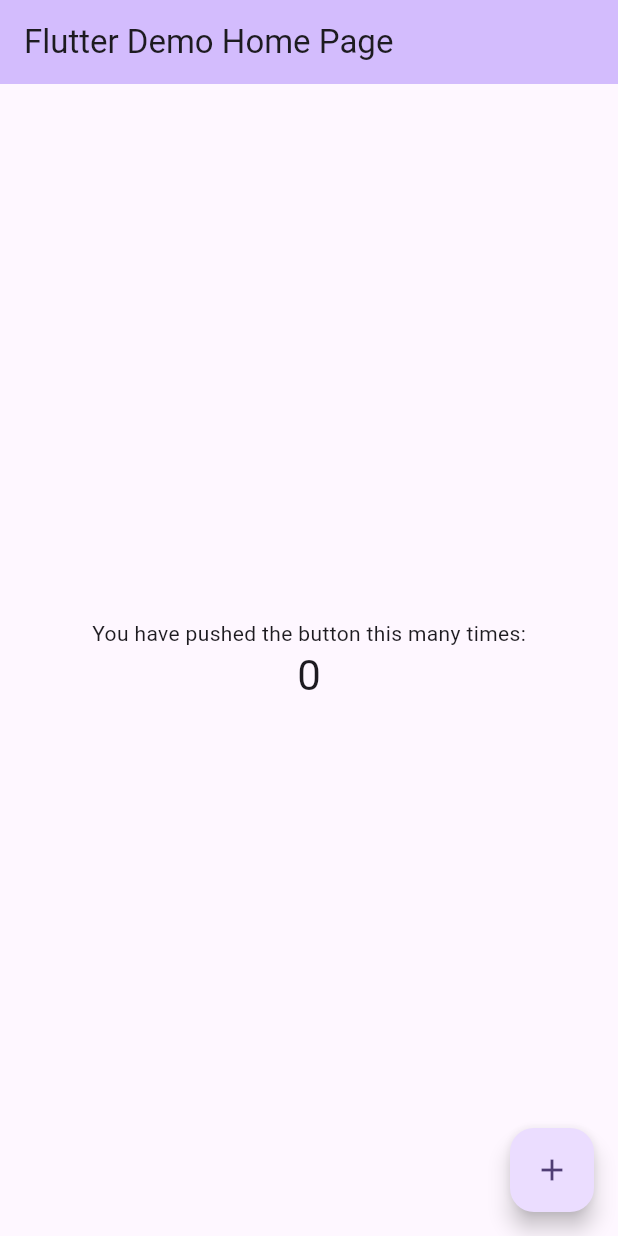
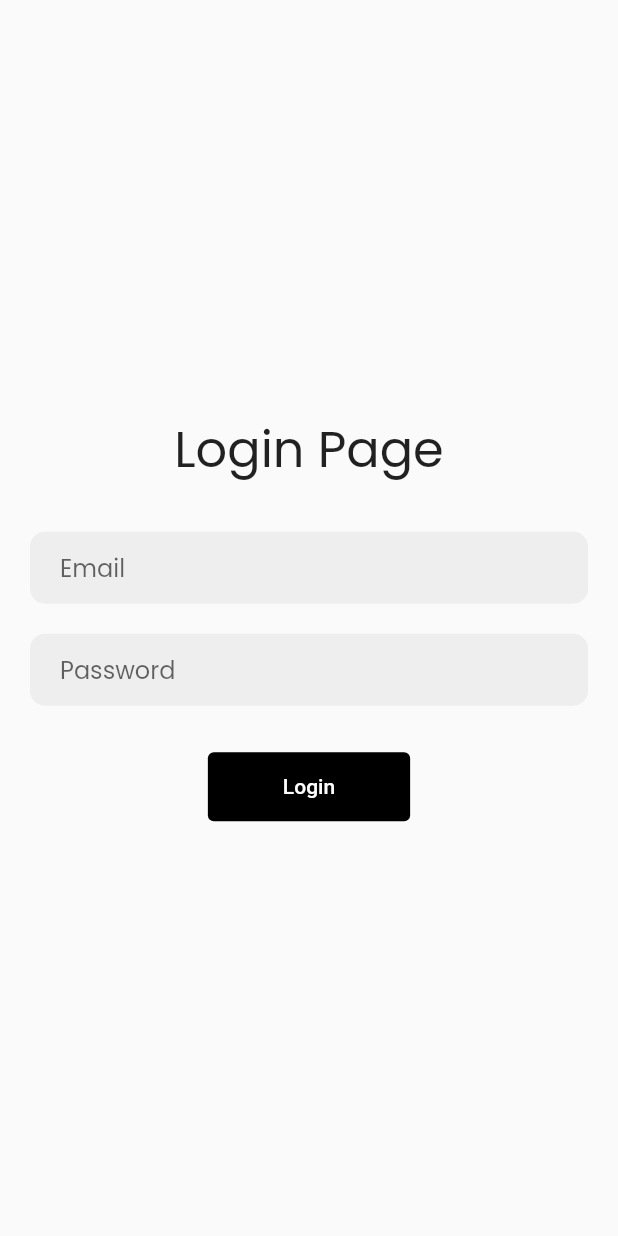
Before and after one commit to luisfe1ipe/Forum, a Flutter app: the screen it shows after launch, on a phone screen of 412 x 824 dp. Run offline on Flutter 3.47's test engine with Material 2 defaults, Android fonts, the phone set to English and light mode, and no system bars; our stand-ins replace google_fonts.

Commit message:
login page

```diff
--- a/forumapp/lib/main.dart
+++ b/forumapp/lib/main.dart
@@ -1,4 +1,5 @@
 import 'package:flutter/material.dart';
+import 'package:forumapp/views/login_page.dart';
 
 void main() {
   runApp(const MyApp());
@@ -10,116 +11,10 @@ class MyApp extends StatelessWidget {
   // This widget is the root of your application.
   @override
   Widget build(BuildContext context) {
-    return MaterialApp(
-      title: 'Flutter Demo',
-      theme: ThemeData(
-        // This is the theme of your application.
-        //
-        // TRY THIS: Try running your application with "flutter run". You'll see
-        // the application has a blue toolbar. Then, without quitting the app,
-        // try changing the seedColor in the colorScheme below to Colors.green
-        // and then invoke "hot reload" (save your changes or press the "hot
-        // reload" button in a Flutter-supported IDE, or press "r" if you used
-        // the command line to start the app).
-        //
-        // Notice that the counter didn't reset back to zero; the application
-        // state is not lost during the reload. To reset the state, use hot
-        // restart instead.
-        //
-        // This works for code too, not just values: Most code changes can be
-        // tested with just a hot reload.
-        colorScheme: ColorScheme.fromSeed(seedColor: Colors.deepPurple),
-        useMaterial3: true,
-      ),
-      home: const MyHomePage(title: 'Flutter Demo Home Page'),
+    return const MaterialApp(
+      debugShowCheckedModeBanner: false,
+      title: 'Forum App',
+      home: LoginPage(),
     );
   }
 }
-
-class MyHomePage extends StatefulWidget {
-  const MyHomePage({super.key, required this.title});
-
-  // This widget is the home page of your application. It is stateful, meaning
-  // that it has a State object (defined below) that contains fields that affect
-  // how it looks.
-
-  // This class is the configuration for the state. It holds the values (in this
-  // case the title) provided by the parent (in this case the App widget) and
-  // used by the build method of the State. Fields in a Widget subclass are
-  // always marked "final".
-
-  final String title;
-
-  @override
-  State<MyHomePage> createState() => _MyHomePageState();
-}
-
-class _MyHomePageState extends State<MyHomePage> {
-  int _counter = 0;
-
-  void _incrementCounter() {
-    setState(() {
-      // This call to setState tells the Flutter framework that something has
-      // changed in this State, which causes it to rerun the build method below
-      // so that the display can reflect the updated values. If we changed
-      // _counter without calling setState(), then the build method would not be
-      // called again, and so nothing would appear to happen.
-      _counter++;
-    });
-  }
-
-  @override
-  Widget build(BuildContext context) {
-    // This method is rerun every time setState is called, for instance as done
-    // by the _incrementCounter method above.
-    //
-    // The Flutter framework has been optimized to make rerunning build methods
-    // fast, so that you can just rebuild anything that needs updating rather
-    // than having to individually change instances of widgets.
-    return Scaffold(
-      appBar: AppBar(
-        // TRY THIS: Try changing the color here to a specific color (to
-        // Colors.amber, perhaps?) and trigger a hot reload to see the AppBar
-        // change color while the other colors stay the same.
-        backgroundColor: Theme.of(context).colorScheme.inversePrimary,
-        // Here we take the value from the MyHomePage object that was created by
-        // the App.build method, and use it to set our appbar title.
-        title: Text(widget.title),
-      ),
-      body: Center(
-        // Center is a layout widget. It takes a single child and positions it
-        // in the middle of the parent.
-        child: Column(
-          // Column is also a layout widget. It takes a list of children and
-          // arranges them vertically. By default, it sizes itself to fit its
-          // children horizontally, and tries to be as tall as its parent.
-          //
-          // Column has various properties to control how it sizes itself and
-          // how it positions its children. Here we use mainAxisAlignment to
-          // center the children vertically; the main axis here is the vertical
-          // axis because Columns are vertical (the cross axis would be
-          // horizontal).
-          //
-          // TRY THIS: Invoke "debug painting" (choose the "Toggle Debug Paint"
-          // action in the IDE, or press "p" in the console), to see the
-          // wireframe for each widget.
-          mainAxisAlignment: MainAxisAlignment.center,
-          children: <Widget>[
-            const Text(
-              'You have pushed the button this many times:',
-            ),
-            Text(
-              '$_counter',
-              style: Theme.of(context).textTheme.headlineMedium,
-            ),
-          ],
-        ),
-      ),
-      floatingActionButton: FloatingActionButton(
-        onPressed: _incrementCounter,
-        tooltip: 'Increment',
-        child: const Icon(Icons.add),
-      ), // This trailing comma makes auto-formatting nicer for build methods.
-    );
-  }
-}
--- /dev/null
+++ b/forumapp/lib/views/login_page.dart
@@ -0,0 +1,72 @@
+import 'package:flutter/material.dart';
+import 'package:forumapp/views/widgets/input_widget.dart';
+import 'package:google_fonts/google_fonts.dart';
+
+class LoginPage extends StatefulWidget {
+  const LoginPage({super.key});
+
+  @override
+  State<LoginPage> createState() => _LoginPageState();
+}
+
+class _LoginPageState extends State<LoginPage> {
+  final TextEditingController _emailController = TextEditingController();
+  final TextEditingController _passwordController = TextEditingController();
+  @override
+  Widget build(BuildContext context) {
+    var size = MediaQuery.of(context).size.width;
+
+    return Scaffold(
+      body: Center(
+          child: Padding(
+        padding: const EdgeInsets.symmetric(
+          horizontal: 20,
+        ),
+        child: Column(
+          mainAxisAlignment: MainAxisAlignment.center,
+          children: [
+            Text(
+              'Login Page',
+              style: GoogleFonts.poppins(
+                fontSize: size * 0.080,
+              ),
+            ),
+            const SizedBox(
+              height: 30,
+            ),
+            InputWidget(
+              hintText: 'Email',
+              controller: _emailController,
+              obscureText: false,
+            ),
+            const SizedBox(
+              height: 20,
+            ),
+            InputWidget(
+              hintText: 'Password',
+              controller: _passwordController,
+              obscureText: false,
+            ),
+            const SizedBox(
+              height: 30,
+            ),
+            ElevatedButton(
+              style: ElevatedButton.styleFrom(
+                backgroundColor: Colors.black,
+                elevation: 0,
+                padding: const EdgeInsets.symmetric(
+                  horizontal: 50,
+                  vertical: 15,
+                ),
+              ),
+              onPressed: () {},
+              child: const Text(
+                'Login',
+              ),
+            )
+          ],
+        ),
+      )),
+    );
+  }
+}
--- /dev/null
+++ b/forumapp/lib/views/widgets/input_widget.dart
@@ -0,0 +1,34 @@
+import 'package:flutter/material.dart';
+import 'package:google_fonts/google_fonts.dart';
+
+class InputWidget extends StatelessWidget {
+  const InputWidget({
+    super.key,
+    required this.hintText,
+    required this.controller,
+    required this.obscureText,
+  });
+
+  final String hintText;
+  final TextEditingController controller;
+  final bool obscureText;
+
+  @override
+  Widget build(BuildContext context) {
+    return Container(
+      decoration: BoxDecoration(
+          color: Colors.grey[200], borderRadius: BorderRadius.circular(10)),
+      width: double.infinity,
+      child: TextField(
+        obscureText: obscureText,
+        controller: controller,
+        decoration: InputDecoration(
+          border: InputBorder.none,
+          hintText: hintText,
+          hintStyle: GoogleFonts.poppins(),
+          contentPadding: const EdgeInsets.symmetric(horizontal: 20),
+        ),
+      ),
+    );
+  }
+}
--- a/forumapp/pubspec.yaml
+++ b/forumapp/pubspec.yaml
@@ -30,6 +30,7 @@ environment:
 dependencies:
   flutter:
     sdk: flutter
+  google_fonts: ^5.0.0
 
 
   # The following adds the Cupertino Icons font to your application.
```
Also changed, not shown: forumapp/pubspec.lock, 1 other file.
